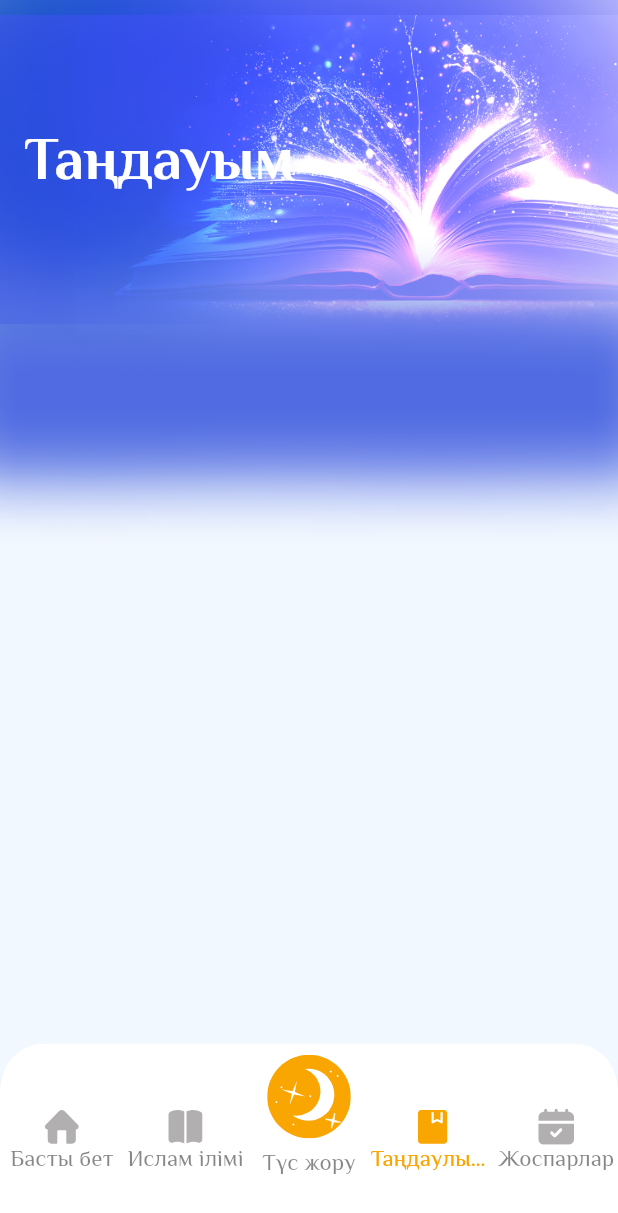
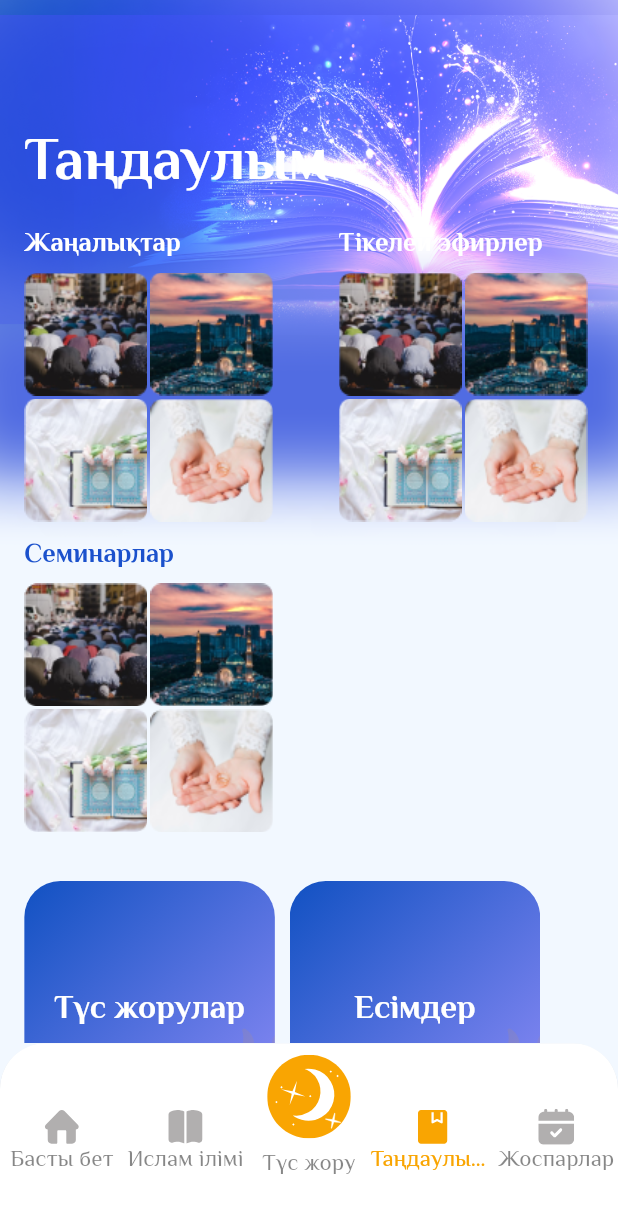
Before and after one commit to sanjuniperodee/nurlan-ustaz-mobile, a Flutter app: the TandaulilarMainPage screen opened by its route, on a phone screen of 412 x 824 dp. Shown: the top 1213 px of the screen. Run offline on Flutter 3.47's test engine with Material 2 defaults, Android fonts, the light colour scheme and no system bars; our stand-ins replace auto_route, bloc, carousel_slider, dartz, dio, dots_indicator and 15 more; missing offline and left inert: dart:ffi, flutter_qiblah; accounts and stored records are empty; generated files the repository leaves out were written again; project files that could hold a hidden picture were left out.

Commit message:
add tandaulilar main page

```diff
--- a/lib/features/tandaulilar/presentation/ui/tandaulilar_main_page.dart
+++ b/lib/features/tandaulilar/presentation/ui/tandaulilar_main_page.dart
@@ -1,10 +1,13 @@
 import 'package:flutter/material.dart';
 import 'package:flutter_screenutil/flutter_screenutil.dart';
+import 'package:flutter_svg/flutter_svg.dart';
 import 'package:nurlan_ustaz_flutter/core/common/app_styles.dart';
 import 'package:nurlan_ustaz_flutter/core/common/assets.dart';
 import 'package:nurlan_ustaz_flutter/core/common/colors.dart';
 import 'package:nurlan_ustaz_flutter/core/router/app_router.dart';
 import 'package:nurlan_ustaz_flutter/features/home/data/models/banner_local_model.dart';
+import 'package:nurlan_ustaz_flutter/features/tandaulilar/presentation/widgets/category_card.dart';
+import 'package:nurlan_ustaz_flutter/features/tandaulilar/presentation/widgets/category_title_card.dart';
 
 class TandaulilarMainPage extends StatefulWidget {
   const TandaulilarMainPage({super.key});
@@ -51,6 +54,12 @@ class _TandaulilarMainPageState extends State<TandaulilarMainPage> {
 
   @override
   Widget build(BuildContext context) {
+    final List<String> news = <String>[
+      'assets/images/example_circle.png',
+      'assets/images/islam_circle.png',
+      'assets/images/hands_circle.png',
+      'assets/images/zhanalyk_circle.png'
+    ];
     return Scaffold(
       backgroundColor: AppColors.lightBlue,
       body: SizedBox(
@@ -62,7 +71,7 @@ class _TandaulilarMainPageState extends State<TandaulilarMainPage> {
               fit: BoxFit.cover,
             ),
             Positioned(
-              // left: 280.r,
+                // left: 280.r,
                 top: 10.r,
                 child: Image.asset(
                   'assets/images/x.png',
@@ -80,12 +89,47 @@ class _TandaulilarMainPageState extends State<TandaulilarMainPage> {
                       crossAxisAlignment: CrossAxisAlignment.start,
                       children: [
                         SizedBox(height: 82.h),
-                        Text('Таңдауым',
+                        Text('Таңдаулым',
                             style: getTextStyle(CustomTextStyles.s36w700).apply(
                                 fontFamily: FontTypes.Philosopher.name,
                                 color: AppColors.white)),
                         SizedBox(height: 24.h),
+                        Column(
+                          crossAxisAlignment: CrossAxisAlignment.start,
+                          children: [
+                            Row(
+                              mainAxisAlignment: MainAxisAlignment.spaceBetween,
+                              children: [
+                                CategoryCard(
+                                    title: 'Жаңалықтар', imageList: news),
+                                CategoryCard(
+                                    title: 'Тікелей эфирлер', imageList: news)
+                              ],
+                            ),
+                            SizedBox(
+                              height: 11,
+                            ),
+                            CategoryCard(
+                              title: 'Семинарлар',
+                              imageList: news,
+                              titleColor: AppColors.blue,
+                            ),
+                            SizedBox(
+                              height: 32.h,
+                            ),
+                            Wrap(
+                              spacing: 9.w,
+                              runSpacing: 9.h,
+                              children: [
+                                CategoryTitleCard(title: 'Түс жорулар', onTap: (){}),
+                                CategoryTitleCard(title: 'Есімдер', onTap: (){}),
+                                CategoryTitleCard(title: 'Дұғалар', onTap: (){}),
+                                CategoryTitleCard(title: 'Зікірлер', onTap: (){}),
 
+                              ],
+                            )
+                          ],
+                        )
                       ],
                     )),
               ),
--- /dev/null
+++ b/lib/features/tandaulilar/presentation/widgets/category_card.dart
@@ -0,0 +1,68 @@
+import 'package:flutter/cupertino.dart';
+import 'package:flutter/material.dart';
+import 'package:flutter_screenutil/flutter_screenutil.dart';
+
+import '../../../../core/common/app_styles.dart';
+import '../../../../core/common/colors.dart';
+
+class CategoryCard extends StatelessWidget {
+  final String title;
+  final List<String> imageList;
+  final Color? titleColor;
+
+  const CategoryCard(
+      {Key? key, required this.title, required this.imageList, this.titleColor})
+      : super(key: key);
+
+  @override
+  Widget build(BuildContext context) {
+    return Container(
+      width: 170,
+      child: Column(
+        crossAxisAlignment: CrossAxisAlignment.start,
+        mainAxisAlignment: MainAxisAlignment.start,
+        children: [
+          Text(title,
+              style: getTextStyle(CustomTextStyles.s16w700,
+                  color: titleColor ?? AppColors.white)),
+          SizedBox(
+            height: 10.h,
+          ),
+          Wrap(
+              runSpacing: 2,
+              spacing: 2,
+              children: imageList.length < 4
+                  ? imageList
+                          .map(
+                            (e) => Container(
+                              height: 82,
+                              width: 82,
+                              child: Image.asset(e),
+                            ),
+                          )
+                          .toList() +
+                      List.generate(
+                          4 - imageList.length,
+                          (index) => Container(
+                                height: 82,
+                                width: 82,
+                            decoration: BoxDecoration(
+                              color: AppColors.grey1,
+
+                              borderRadius: BorderRadius.circular(8.r),
+                            ),
+                              ))
+                  : imageList
+                      .map(
+                        (e) => Container(
+                          height: 82,
+                          width: 82,
+                          child: Image.asset(e),
+                        ),
+                      )
+                      .toList()),
+        ],
+      ),
+    );
+  }
+}
--- /dev/null
+++ b/lib/features/tandaulilar/presentation/widgets/category_title_card.dart
@@ -0,0 +1,50 @@
+import 'package:flutter/cupertino.dart';
+import 'package:flutter_svg/svg.dart';
+import 'package:nurlan_ustaz_flutter/core/common/app_styles.dart';
+
+import '../../../../core/common/assets.dart';
+import '../../../../core/common/colors.dart';
+
+class CategoryTitleCard extends StatelessWidget {
+  final String title;
+  final void Function() onTap;
+
+  const CategoryTitleCard({Key? key, required this.title, required this.onTap})
+      : super(key: key);
+
+  @override
+  Widget build(BuildContext context) {
+    return GestureDetector(
+      onTap: onTap,
+      child: Container(
+        child: Stack(
+          children: [
+            Container(
+              width: 167,
+              height: 167,
+              decoration: BoxDecoration(
+                  borderRadius: BorderRadius.circular(24),
+                  gradient: LinearGradient(
+                      colors: [Color(0xFF1151C2), Color(0xFF8F8CF7)],
+                      begin: Alignment.topLeft,
+                      end: Alignment.bottomRight)),
+              child: Center(
+                child: Text(
+                  title,
+                  style: getTextStyle(CustomTextStyles.s20w700).copyWith(color: AppColors.white),
+                ),
+              ),
+            ),
+            Positioned(
+                top: 80,
+                left: 100,
+                child: SvgPicture.asset(
+                  Assets.oyuSvg,
+                  color: AppColors.orange,
+                )),
+          ],
+        ),
+      ),
+    );
+  }
+}
```
Also changed, not shown: assets/images/example_circle.png (added), assets/images/hands_circle.png (added), assets/images/islam_circle.png (added), assets/images/zhanalyk_circle.png (added).
